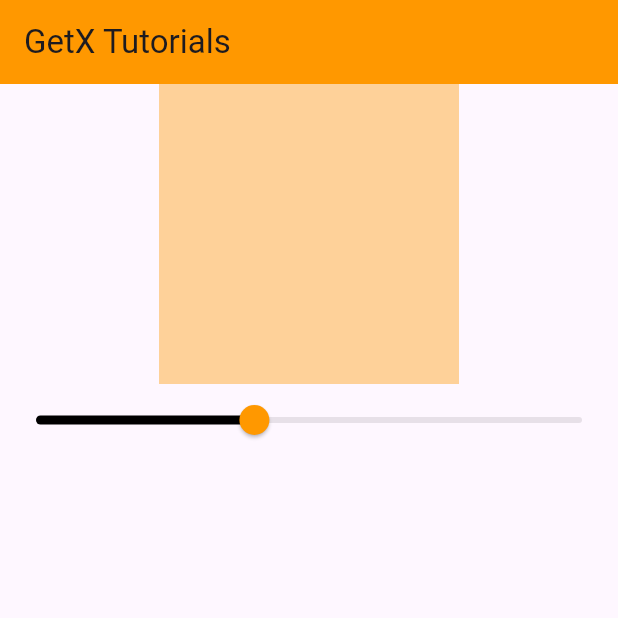
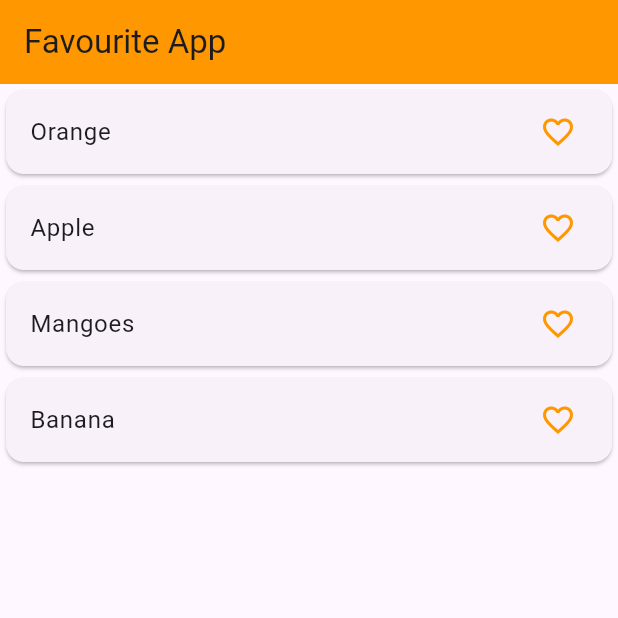
Before and after one commit to Haroon913/getx_statemanagement, a Flutter app: the screen it shows after launch, on a phone screen of 412 x 824 dp, the top half of it. Run offline on Flutter 3.47's test engine with Material 3 defaults, Android fonts, the phone set to English and light mode, and no system bars; our stand-ins replace get.

Commit message:
favourite app

```diff
--- /dev/null
+++ b/lib/controllers/favourite_controller.dart
@@ -0,0 +1,13 @@
+import 'package:get/get.dart';
+
+class FavouriteController extends GetxController{
+  RxList<String> fruitList=['Orange','Apple','Mangoes','Banana'].obs;
+  RxList tempFruitList=[].obs;
+
+  addToFavourite(String value){
+    tempFruitList.add(value);
+  }
+  removeFromFavourite(String value){
+    tempFruitList.remove(value);
+  }
+}
--- a/lib/example_two.dart
+++ b/lib/example_two.dart
@@ -1,6 +1,6 @@
 import 'package:flutter/material.dart';
 import 'package:get/get.dart';
-import 'package:getx_statemanagement/exampletwo_controller.dart';
+import 'package:getx_statemanagement/controllers/exampletwo_controller.dart';
 class ExampleTwo extends StatefulWidget {
   const ExampleTwo({super.key});
 
--- /dev/null
+++ b/lib/favourite_app.dart
@@ -0,0 +1,41 @@
+import 'package:flutter/material.dart';
+import 'package:get/get.dart';
+import 'package:getx_statemanagement/controllers/favourite_controller.dart';
+class FavouriteApp extends StatefulWidget {
+  const FavouriteApp({super.key});
+
+  @override
+  State<FavouriteApp> createState() => _FavouriteAppState();
+}
+
+class _FavouriteAppState extends State<FavouriteApp> {
+FavouriteController controller=Get.put(FavouriteController());
+  @override
+  Widget build(BuildContext context) {
+    return Scaffold(
+      appBar: AppBar(
+        backgroundColor: Colors.orange,
+        title: const Text('Favourite App'),
+      ),
+      body:ListView.builder(
+        itemCount: controller.fruitList.length,
+          itemBuilder: (context,index){
+        return Card(
+          child: ListTile(
+            onTap: (){
+              if(controller.tempFruitList.contains(controller.fruitList[index].toString())){
+                controller.removeFromFavourite(controller.fruitList[index].toString());
+              }else{
+                controller.addToFavourite(controller.fruitList[index].toString());
+              }
+
+            },
+            title: Text(controller.fruitList[index].toString()),
+            trailing: Obx(()=> Icon(controller.tempFruitList.contains(controller.fruitList[index].toString())?
+          Icons.favorite: Icons.favorite_outline,color:  Colors.orange,),)
+          ),
+        );
+      })
+    );
+  }
+}
--- a/lib/homescreen.dart
+++ b/lib/homescreen.dart
@@ -1,6 +1,6 @@
 import 'package:flutter/material.dart';
 import 'package:get/get.dart';
-import 'package:getx_statemanagement/counter_controller.dart';
+import 'package:getx_statemanagement/controllers/counter_controller.dart';
 class Homescreen extends StatefulWidget {
   const Homescreen({super.key});
 
--- a/lib/main.dart
+++ b/lib/main.dart
@@ -1,5 +1,7 @@
 import 'package:flutter/material.dart';
+import 'package:getx_statemanagement/example_three.dart';
 import 'package:getx_statemanagement/example_two.dart';
+import 'package:getx_statemanagement/favourite_app.dart';
 import 'package:getx_statemanagement/homescreen.dart';
 
 void main() {
@@ -19,7 +21,7 @@ class MyApp extends StatelessWidget {
         colorScheme: ColorScheme.fromSeed(seedColor: Colors.deepPurple),
         useMaterial3: true,
       ),
-      home: ExampleTwo(),
+      home: FavouriteApp(),
     );
   }
 }
```
Also changed, not shown: lib/controllers/examplethree_controller.dart (added, +11 -0 lines), lib/example_three.dart (added, +41 -0 lines), lib/controllers/counter_controller.dart (renamed from lib/counter_controller.dart), lib/controllers/exampletwo_controller.dart (renamed from lib/exampletwo_controller.dart).
